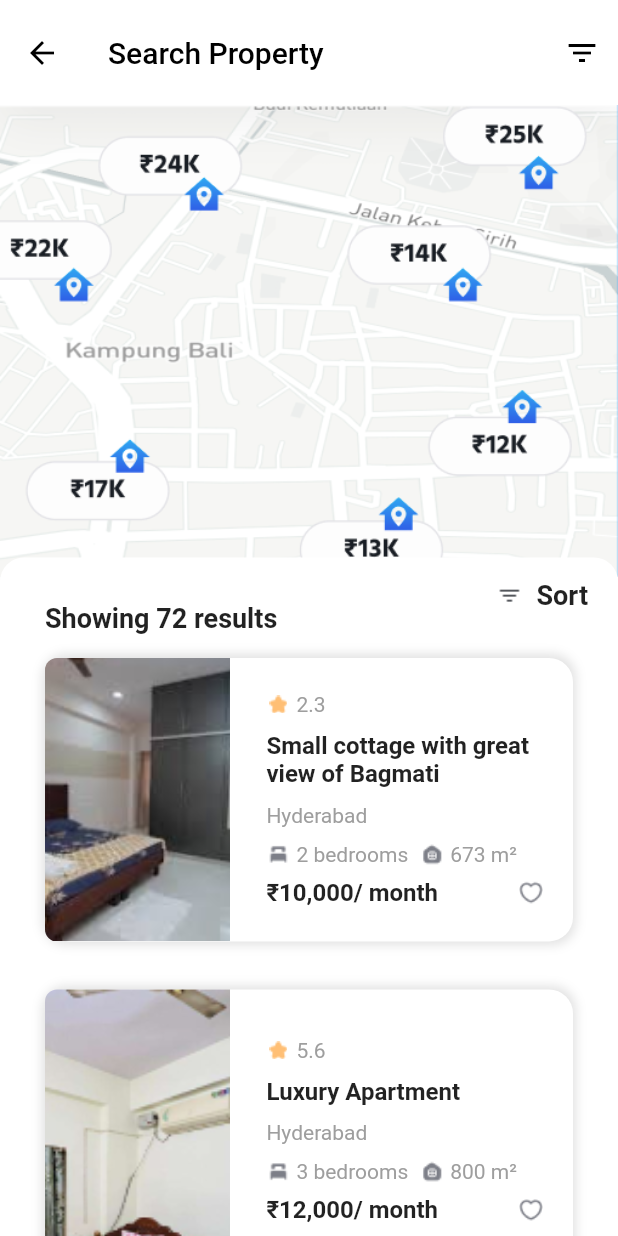
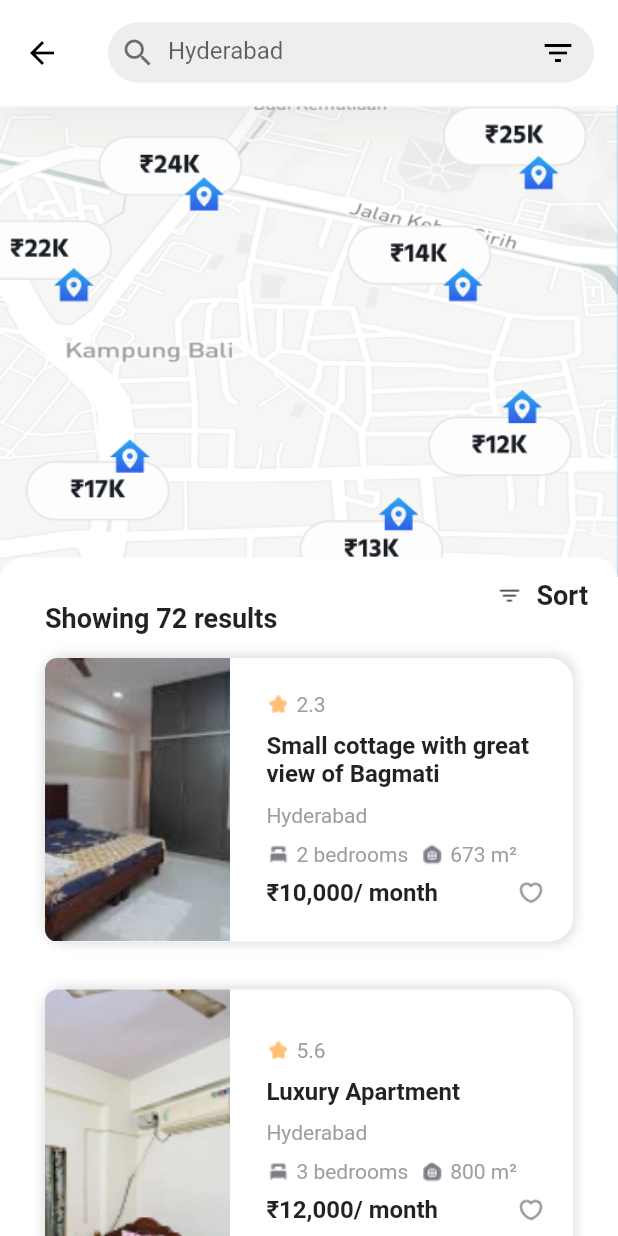
Before and after one commit to hammad4474/ToLet, a Flutter app: the SearchPropertyScreen screen opened directly, on a phone screen of 412 x 824 dp. Run offline on Flutter 3.47's test engine with Material 3 defaults, Android fonts, the phone set to English and light mode, and no system bars; our stand-ins replace cloud_firestore, firebase_auth, firebase_core, firebase_storage, fluttertoast, get and 1 more; missing offline and left inert: email_otp; accounts and stored records are empty.

Commit message:
issues resolved

```diff
--- a/lib/screens/tenant/SearchPropertyScreen.dart
+++ b/lib/screens/tenant/SearchPropertyScreen.dart
@@ -78,27 +78,39 @@ class _SearchPropertyScreenState extends State<SearchPropertyScreen> {
     return Scaffold(
       appBar: AppBar(
         backgroundColor: Colors.white,
-        // This should keep the color fixed
         elevation: 0,
-        // Removes shadow
         toolbarHeight: 70,
-        // Fixed height
-        title: const Text(
-          'Search Property',
-          style: TextStyle(color: Colors.black),
-        ),
         leading: IconButton(
           icon: const Icon(Icons.arrow_back, color: Colors.black),
           onPressed: () {
-            Navigator.pop(
-                context); // This will pop the current screen and return to the previous one
+            Navigator.pop(context); // Go back to the previous screen
           },
         ),
-        actions: [
-          // IconButton(
-          //   icon: const Icon(Icons.search, color: Colors.black),
-          //   onPressed: () {},
-          // ),
+        title: Container(
+          height: 40.0, // Set a suitable height for the search bar
+          decoration: BoxDecoration(
+            color: Colors.grey[200], // Light grey background for the search bar
+            borderRadius: BorderRadius.circular(20.0), // Rounded corners
+          ),
+          child: Row(
+            children: <Widget>[
+              Padding(
+                padding: const EdgeInsets.symmetric(horizontal: 8.0),
+                child: Icon(Icons.search, color: Colors.black54), // Search icon
+              ),
+              Expanded(
+                child: TextField(
+                  textAlignVertical: TextAlignVertical.center, // Center the text vertically
+                  decoration: InputDecoration(
+                    hintText: 'Hyderabad',
+                    border: InputBorder.none, // Remove the underline
+                    isCollapsed: true, // Reduce the padding around the hint text
+                    contentPadding: EdgeInsets.symmetric(vertical: 12.0), // Add padding for better alignment
+                  ),
+                  style: TextStyle(color: Colors.grey[200]),
+                ),
+              ),
+
           IconButton(
             icon: const Icon(Icons.filter_list, color: Colors.black),
             onPressed: () {
@@ -109,6 +121,8 @@ class _SearchPropertyScreenState extends State<SearchPropertyScreen> {
             },
           ),
         ],
+      ),
+        ),
       ),
       body: Stack(
         children: [
```
Also changed, not shown: lib/screens/owner/bottom_navigation.dart (+4 -5 lines), lib/screens/owner/home_screen.dart (+33 -25 lines), lib/screens/tenant/home_tenant.dart (+92 -82 lines).
